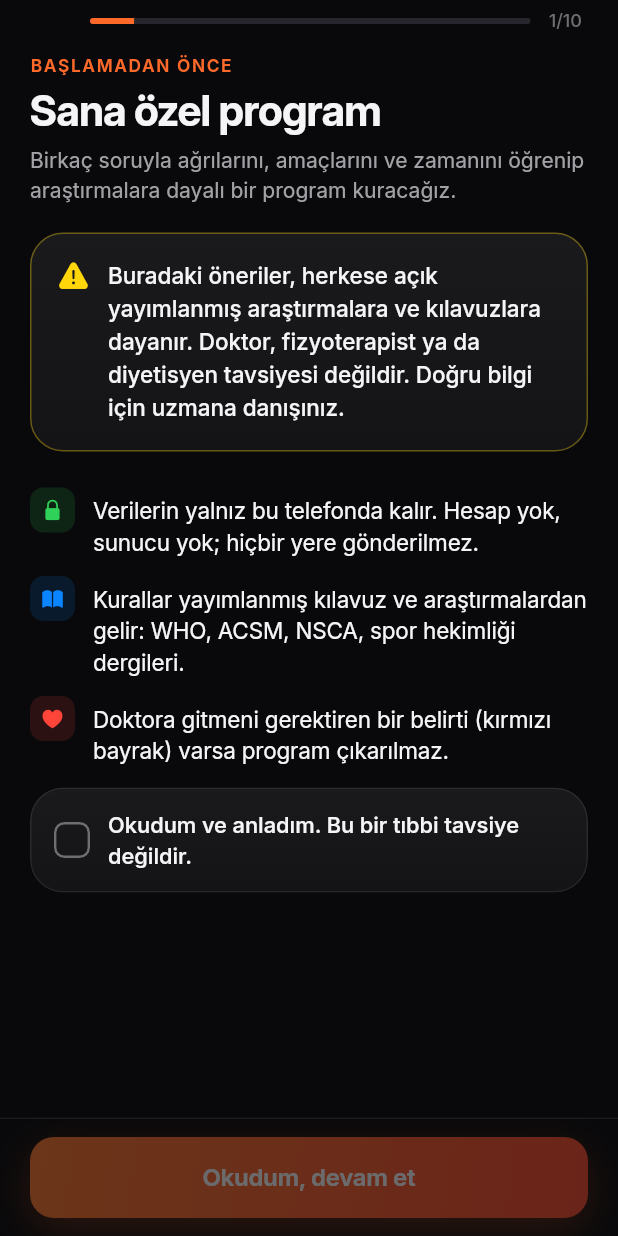
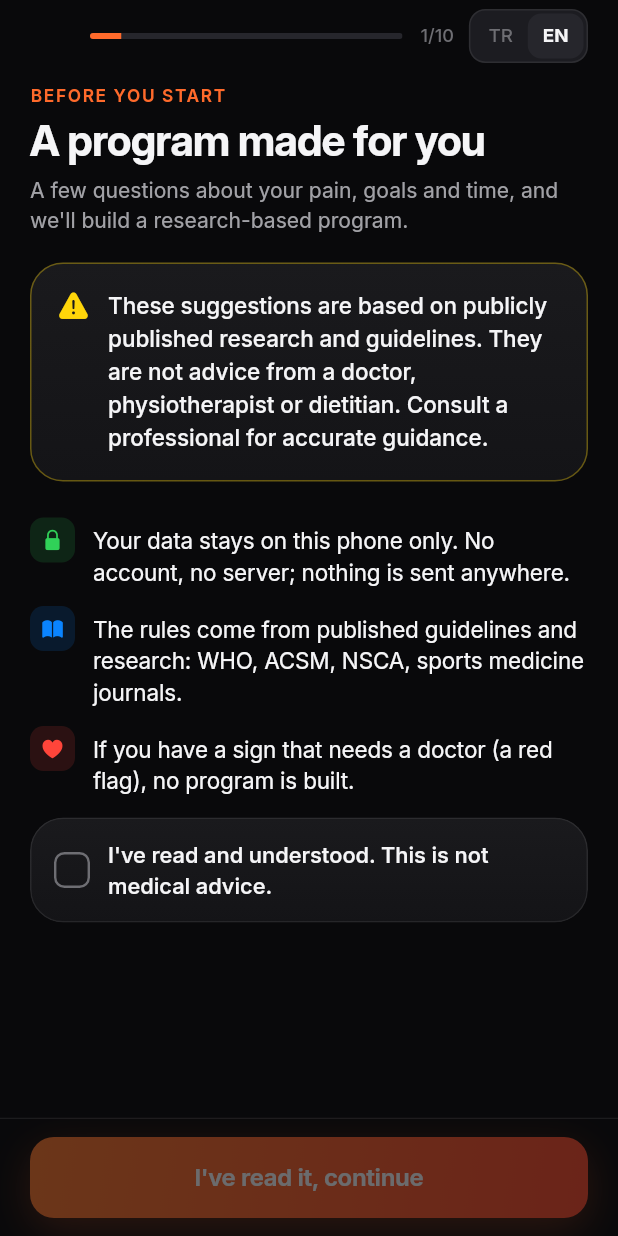
Before and after one commit to DenizTanisman/sportami, a Flutter app: the screen it shows after launch, on a phone screen of 412 x 824 dp. Run offline on Flutter 3.47's test engine with Material 3 defaults, Android fonts, the phone set to English and light mode, and no system bars; our stand-ins replace path_drawing, wakelock_plus.

Commit message:
Sportami 1.3.0: rename, TR | EN switch in setup, English promo video and screenshots
- App is now called Sportami (package id unchanged, so 1.2.0 installs update in place).
- First run follows the phone language; a TR | EN switch sits at the top of every setup step.
- One-minute English promo video and English README screenshots.

Co-Authored-By: Claude Opus 5.5 <noreply@anthropic.com>

```diff
--- a/app/lib/kurulum.dart
+++ b/app/lib/kurulum.dart
@@ -387,7 +387,9 @@ class _KurulumAkisiState extends State<KurulumAkisi> {
               ),
               const SizedBox(width: 12),
               Text('${_i + 1}/${_adimlar.length}', style: T.caption),
-              const SizedBox(width: 12),
+              const SizedBox(width: 10),
+              const DilDugmesi(),
+              const SizedBox(width: 8),
             ]),
           ),
           Expanded(
@@ -1113,3 +1115,40 @@ class _KurulumAkisiState extends State<KurulumAkisi> {
 
   bool _gorunur(Plan p, String yeni) => p.takvim.any((g) => g.hareketler.any((r) => r.hareket == yeni));
 }
+
+
+
+/// Small TR | EN switch in the setup flow's top bar: the language can be chosen before anything else.
+class DilDugmesi extends StatelessWidget {
+  const DilDugmesi({super.key});
+
+  @override
+  Widget build(BuildContext context) {
+    Widget parca(Dil d, String s) {
+      final secili = Lang.current.value == d;
+      return GestureDetector(
+        behavior: HitTestBehavior.opaque,
+        onTap: () {
+          if (secili) return;
+          HapticFeedback.selectionClick();
+          Lang.set(d);
+        },
+        child: AnimatedContainer(
+          duration: const Duration(milliseconds: 200),
+          padding: const EdgeInsets.symmetric(horizontal: 10, vertical: 6),
+          decoration: BoxDecoration(color: secili ? C.surface3 : null, borderRadius: BorderRadius.circular(9)),
+          child: Text(s, style: t(12.5, w: secili ? 700 : 520, color: secili ? C.text : C.text3)),
+        ),
+      );
+    }
+
+    return Semantics(
+      label: 'Language / Dil',
+      child: Container(
+        padding: const EdgeInsets.all(2),
+        decoration: BoxDecoration(color: C.surface2, borderRadius: BorderRadius.circular(11), border: Border.all(color: C.line)),
+        child: Row(mainAxisSize: MainAxisSize.min, children: [parca(Dil.tr, 'TR'), parca(Dil.en, 'EN')]),
+      ),
+    );
+  }
+}
--- a/app/lib/lang.dart
+++ b/app/lib/lang.dart
@@ -1,5 +1,6 @@
 import 'dart:convert';
 import 'dart:io';
+import 'dart:ui' show PlatformDispatcher;
 
 import 'package:flutter/services.dart';
 import 'package:flutter/widgets.dart';
@@ -33,6 +34,9 @@ class Lang {
       if (await _file!.exists()) {
         final j = jsonDecode(await _file!.readAsString()) as Map;
         current.value = j['dil'] == 'en' ? Dil.en : Dil.tr;
+      } else {
+        // First run: follow the phone's language (Turkish phones get Turkish, everything else English).
+        current.value = PlatformDispatcher.instance.locale.languageCode == 'tr' ? Dil.tr : Dil.en;
       }
     } catch (_) {}
   }
--- a/app/lib/main.dart
+++ b/app/lib/main.dart
@@ -40,7 +40,7 @@ class SahaApp extends StatelessWidget {
       rest: rest,
       child: LangScope(
         child: MaterialApp(
-          title: 'Saha',
+          title: 'Sportami',
           debugShowCheckedModeBanner: false,
           theme: buildTheme(),
           // Genel sürüm: program yoksa önce kurulum akışı.
--- a/app/pubspec.yaml
+++ b/app/pubspec.yaml
@@ -1,7 +1,7 @@
 name: saha
 description: "Saha: kişisel antrenman takibi."
 publish_to: 'none'
-version: 1.2.0+3
+version: 1.3.0+4
 
 environment:
   sdk: ^3.12.1
```
Also changed, not shown: docs/bugun.jpg (deleted), docs/kurulum-kaslar.jpg (deleted), docs/kurulum-program.jpg (deleted), docs/kurulum-rahatsizlik.jpg (deleted), docs/setup-conditions.jpg (added), docs/setup-muscles.jpg (added), docs/setup-program.jpg (added), docs/today.jpg (added), media/promo_cover.jpg (added), media/tanitim_kapak.jpg (deleted), 5 other files.
